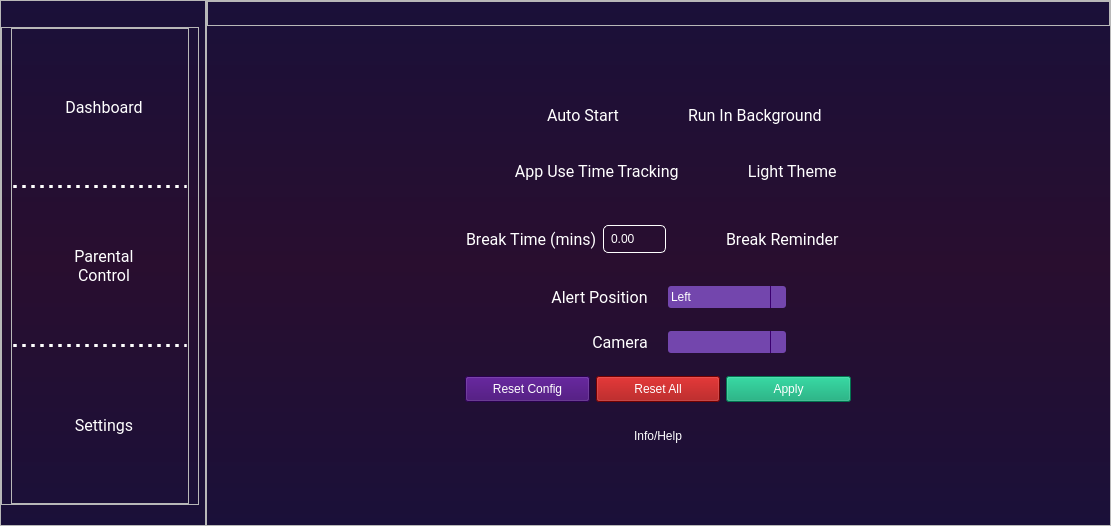
This is Designer/MainWindowDark.ui in Soon156/AlignPosition as Qt 5 draws it before an edit. The edited form follows.
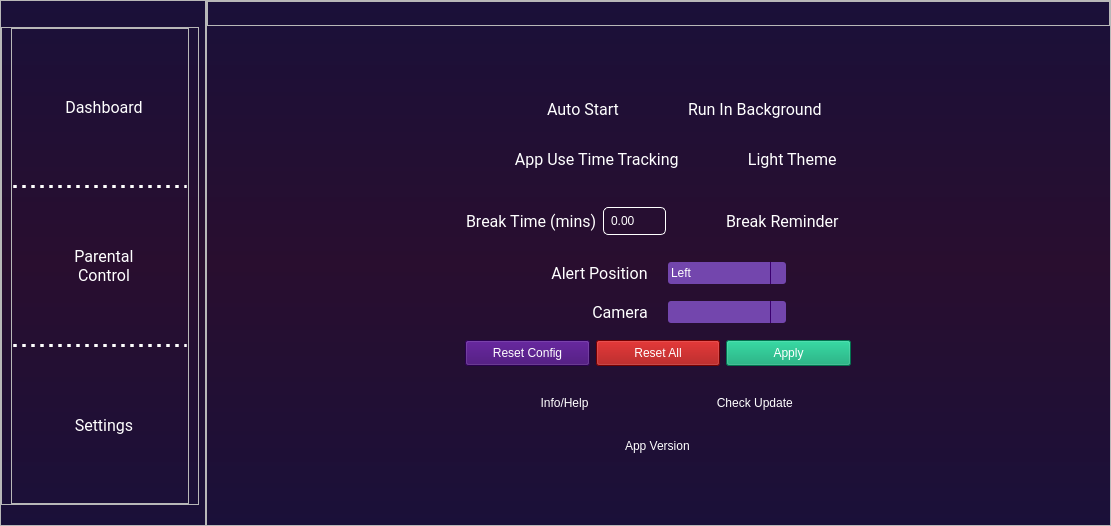
This is the edited form. Icons and pictures are not drawn.

Patch:
```diff
--- a/Designer/MainWindowDark.ui
+++ b/Designer/MainWindowDark.ui
@@ -1982,23 +1982,8 @@
                 <property name="frameShadow">
                  <enum>QFrame::Raised</enum>
                 </property>
-                <layout class="QHBoxLayout" name="horizontalLayout_13">
-                 <property name="spacing">
-                  <number>0</number>
-                 </property>
-                 <property name="leftMargin">
-                  <number>0</number>
-                 </property>
-                 <property name="topMargin">
-                  <number>0</number>
-                 </property>
-                 <property name="rightMargin">
-                  <number>0</number>
-                 </property>
-                 <property name="bottomMargin">
-                  <number>0</number>
-                 </property>
-                 <item alignment="Qt::AlignHCenter">
+                <layout class="QHBoxLayout" name="horizontalLayout_12">
+                 <item>
                   <widget class="QPushButton" name="web_btn">
                    <property name="text">
                     <string>Info/Help</string>
@@ -2012,9 +1997,36 @@
                    </property>
                   </widget>
                  </item>
+                 <item>
+                  <widget class="QPushButton" name="update_btn">
+                   <property name="text">
+                    <string>  Check Update</string>
+                   </property>
+                   <property name="icon">
+                    <iconset resource="resource.qrc">
+                     <normaloff>:/icon/icons8-question-48.png</normaloff>:/icon/icons8-question-48.png</iconset>
+                   </property>
+                   <property name="flat">
+                    <bool>true</bool>
+                   </property>
+                  </widget>
+                 </item>
                 </layout>
                </widget>
               </item>
+              <item alignment="Qt::AlignHCenter">
+               <widget class="QLabel" name="app_ver_label">
+                <property name="sizePolicy">
+                 <sizepolicy hsizetype="Preferred" vsizetype="Fixed">
+                  <horstretch>0</horstretch>
+                  <verstretch>0</verstretch>
+                 </sizepolicy>
+                </property>
+                <property name="text">
+                 <string>App Version</string>
+                </property>
+               </widget>
+              </item>
              </layout>
             </widget>
            </item>
```
